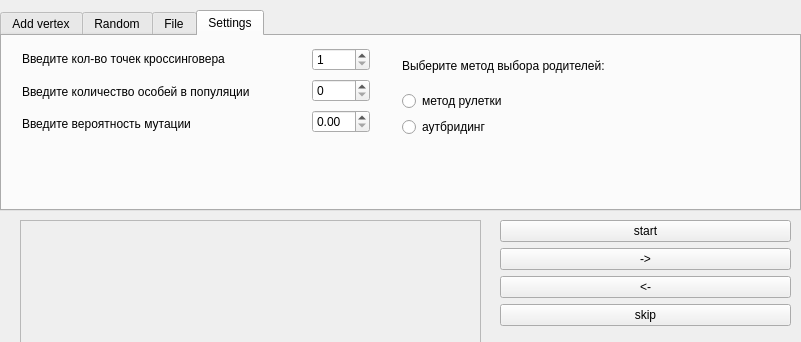
Before: the Qt Designer form src/ui/mainwindow.ui in zwphyro/TSP_GA, drawn with Qt 5; both pictures show x 0 to 801 and y 0 to 342 of the 801 by 600 pixel window.
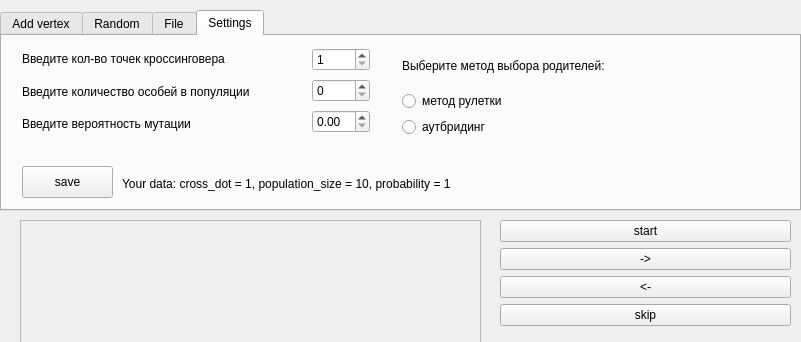
After: the same form once the commit is applied. The open tabs and pages were chosen to show the change.

```diff
--- a/src/ui/mainwindow.ui
+++ b/src/ui/mainwindow.ui
@@ -359,6 +359,32 @@
        </item>
       </layout>
      </widget>
+     <widget class="QPushButton" name="pushButton_save">
+      <property name="geometry">
+       <rect>
+        <x>20</x>
+        <y>130</y>
+        <width>91</width>
+        <height>32</height>
+       </rect>
+      </property>
+      <property name="text">
+       <string>save</string>
+      </property>
+     </widget>
+     <widget class="QLabel" name="label_settings">
+      <property name="geometry">
+       <rect>
+        <x>120</x>
+        <y>140</y>
+        <width>521</width>
+        <height>16</height>
+       </rect>
+      </property>
+      <property name="text">
+       <string>Your data: cross_dot = 1, population_size = 10, probability = 1</string>
+      </property>
+     </widget>
     </widget>
    </widget>
    <widget class="QFrame" name="frame_algorithm_demonstartion">
```
Left out of the diff: 2 changed lines with no effect on the pictures.
